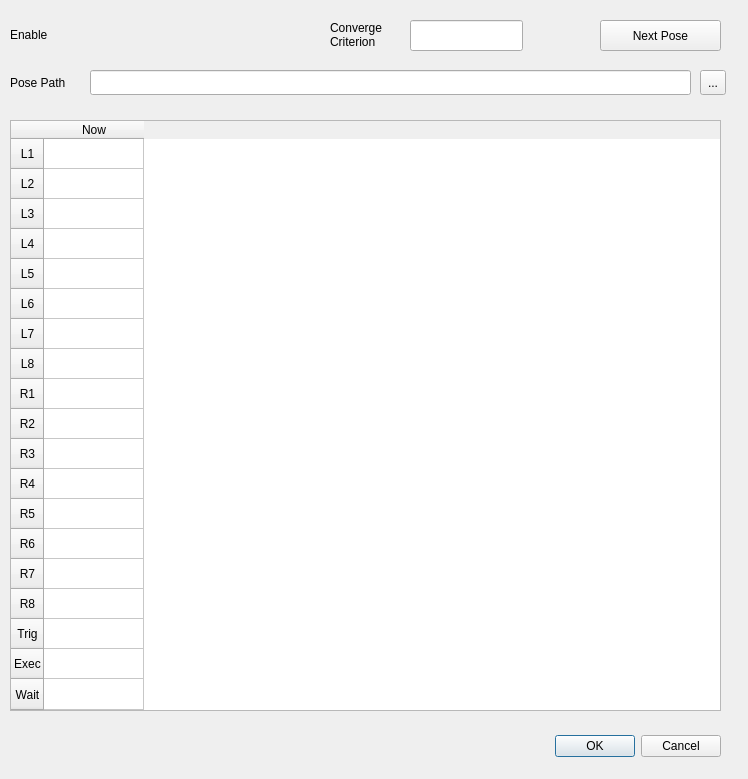
Above: frontass/ui_assets/pose_iterator_diag.ui from kwnr/frontass before the change. Below: the same form after it.
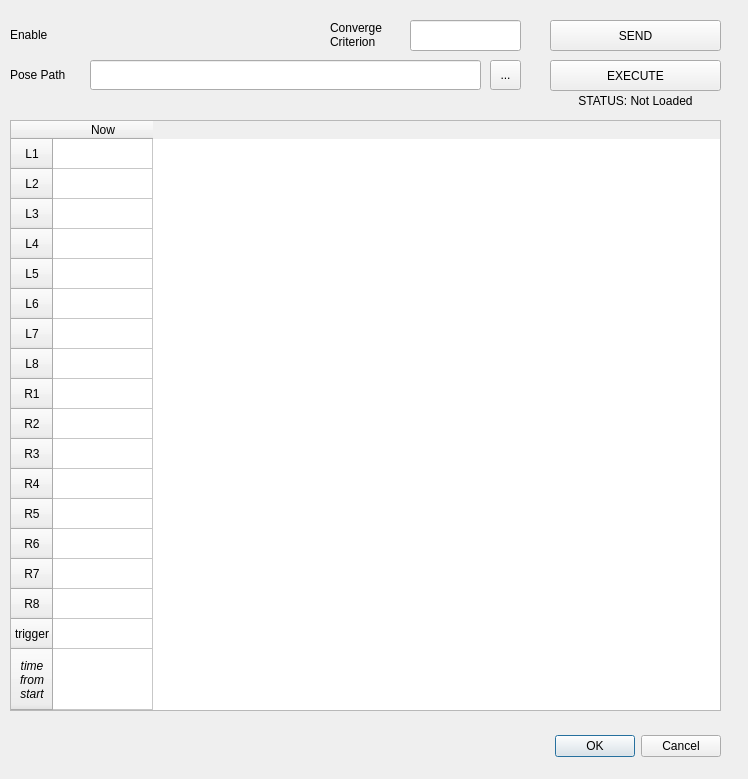
That is the form after the change. Icons and pictures are not drawn.

The edit to the form file:
```diff
--- a/frontass/ui_assets/pose_iterator_diag.ui
+++ b/frontass/ui_assets/pose_iterator_diag.ui
@@ -189,7 +189,7 @@
    </row>
    <row>
     <property name="text">
-     <string>Trig</string>
+     <string>trigger</string>
     </property>
     <property name="textAlignment">
      <set>AlignCenter</set>
@@ -197,15 +197,14 @@
    </row>
    <row>
     <property name="text">
-     <string>Exec</string>
+     <string>time
+from
+start</string>
     </property>
-    <property name="textAlignment">
-     <set>AlignCenter</set>
-    </property>
-   </row>
-   <row>
-    <property name="text">
-     <string>Wait</string>
+    <property name="font">
+     <font>
+      <italic>true</italic>
+     </font>
     </property>
     <property name="textAlignment">
      <set>AlignCenter</set>
@@ -221,9 +220,9 @@
    <property name="geometry">
     <rect>
      <x>10</x>
-     <y>70</y>
+     <y>60</y>
      <width>67</width>
-     <height>25</height>
+     <height>30</height>
     </rect>
    </property>
    <property name="text">
@@ -234,19 +233,19 @@
    <property name="geometry">
     <rect>
      <x>90</x>
-     <y>70</y>
-     <width>601</width>
-     <height>25</height>
+     <y>60</y>
+     <width>391</width>
+     <height>30</height>
     </rect>
    </property>
   </widget>
   <widget class="QToolButton" name="pose_path_btn">
    <property name="geometry">
     <rect>
-     <x>700</x>
-     <y>70</y>
-     <width>26</width>
-     <height>25</height>
+     <x>490</x>
+     <y>60</y>
+     <width>31</width>
+     <height>30</height>
     </rect>
    </property>
    <property name="text">
@@ -332,14 +331,14 @@
   <widget class="QPushButton" name="next_pose_btn">
    <property name="geometry">
     <rect>
-     <x>600</x>
+     <x>550</x>
      <y>20</y>
-     <width>121</width>
+     <width>171</width>
      <height>31</height>
     </rect>
    </property>
    <property name="text">
-    <string>Next Pose</string>
+    <string>SEND</string>
    </property>
   </widget>
   <widget class="QLineEdit" name="conv_crit_line">
@@ -347,7 +346,7 @@
     <rect>
      <x>410</x>
      <y>20</y>
-     <width>113</width>
+     <width>111</width>
      <height>31</height>
     </rect>
    </property>
@@ -366,6 +365,38 @@
 Criterion</string>
    </property>
   </widget>
+  <widget class="QPushButton" name="execBtn">
+   <property name="geometry">
+    <rect>
+     <x>550</x>
+     <y>60</y>
+     <width>171</width>
+     <height>31</height>
+    </rect>
+   </property>
+   <property name="text">
+    <string>EXECUTE</string>
+   </property>
+  </widget>
+  <widget class="QLabel" name="statusLabel">
+   <property name="geometry">
+    <rect>
+     <x>550</x>
+     <y>90</y>
+     <width>171</width>
+     <height>21</height>
+    </rect>
+   </property>
+   <property name="text">
+    <string>STATUS: Not Loaded</string>
+   </property>
+   <property name="textFormat">
+    <enum>Qt::TextFormat::MarkdownText</enum>
+   </property>
+   <property name="alignment">
+    <set>Qt::AlignmentFlag::AlignCenter</set>
+   </property>
+  </widget>
  </widget>
  <resources>
   <include location="../../../../../home/kwnr/arm_ws/src/aic_ui/ui_assets/buttons.qrc"/>
```
Left out of the diff: 32 changed lines with no effect on the pictures.
